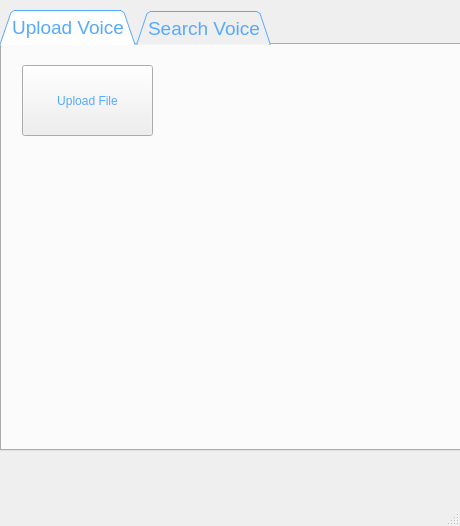
This is ui/mainwindow.ui in Saikat-Kumar/voiceMatch as Qt 5 draws it before an edit. The edited form follows.
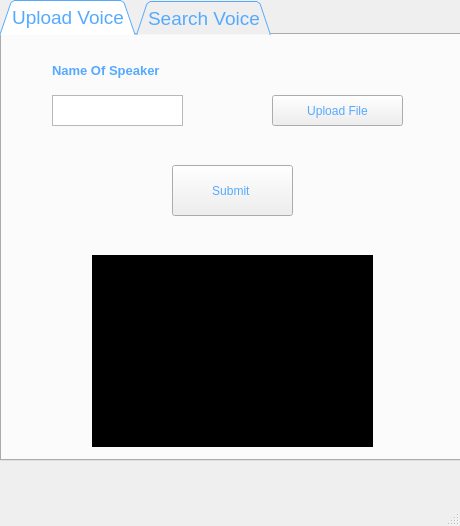
This is the edited form.

```diff
--- a/ui/mainwindow.ui
+++ b/ui/mainwindow.ui
@@ -38,9 +38,9 @@
     <property name="geometry">
      <rect>
       <x>0</x>
-      <y>10</y>
+      <y>0</y>
       <width>474</width>
-      <height>441</height>
+      <height>461</height>
      </rect>
     </property>
     <property name="font">
@@ -72,16 +72,73 @@
      <widget class="QPushButton" name="upload">
       <property name="geometry">
        <rect>
-        <x>20</x>
-        <y>20</y>
+        <x>270</x>
+        <y>60</y>
         <width>131</width>
-        <height>71</height>
+        <height>31</height>
        </rect>
       </property>
       <property name="text">
        <string>Upload File</string>
       </property>
      </widget>
+     <widget class="QTextEdit" name="textEdit">
+      <property name="geometry">
+       <rect>
+        <x>50</x>
+        <y>60</y>
+        <width>131</width>
+        <height>31</height>
+       </rect>
+      </property>
+     </widget>
+     <widget class="QLabel" name="label">
+      <property name="geometry">
+       <rect>
+        <x>50</x>
+        <y>20</y>
+        <width>111</width>
+        <height>31</height>
+       </rect>
+      </property>
+      <property name="font">
+       <font>
+        <pointsize>10</pointsize>
+        <weight>75</weight>
+        <bold>true</bold>
+       </font>
+      </property>
+      <property name="text">
+       <string>Name Of Speaker</string>
+      </property>
+     </widget>
+     <widget class="QPushButton" name="submitUpload">
+      <property name="geometry">
+       <rect>
+        <x>170</x>
+        <y>130</y>
+        <width>121</width>
+        <height>51</height>
+       </rect>
+      </property>
+      <property name="text">
+       <string>Submit </string>
+      </property>
+     </widget>
+     <widget class="QListWidget" name="logupload">
+      <property name="geometry">
+       <rect>
+        <x>90</x>
+        <y>220</y>
+        <width>281</width>
+        <height>192</height>
+       </rect>
+      </property>
+      <property name="styleSheet">
+       <string notr="true">background-color: rgb(0, 0, 0);
+color: rgb(255, 255, 255);</string>
+      </property>
+     </widget>
     </widget>
     <widget class="QWidget" name="tab_2">
      <attribute name="title">
```
